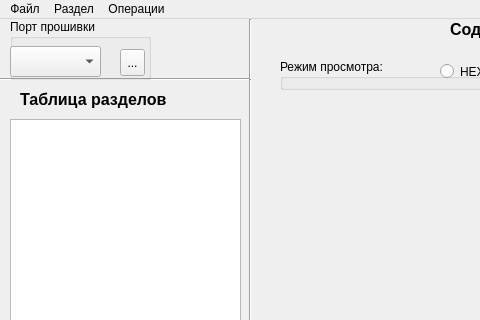
Old version of the form main.ui in the repository forth32/qhuaweiflash; both pictures show x 0 to 480 and y 0 to 320 of the 920 by 737 pixel window.
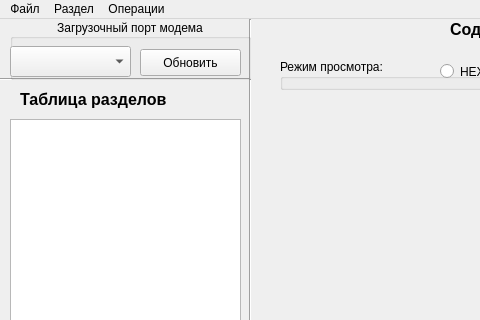
New version of the form. Icons and pictures are not drawn.

```diff
--- a/main.ui
+++ b/main.ui
@@ -170,24 +170,37 @@
      <rect>
       <x>10</x>
       <y>0</y>
-      <width>141</width>
+      <width>241</width>
       <height>61</height>
      </rect>
     </property>
     <property name="title">
-     <string>Порт прошивки</string>
+     <string>Загрузочный порт модема</string>
     </property>
+    <property name="alignment">
+     <set>Qt::AlignCenter</set>
+    </property>
+    <widget class="QComboBox" name="PortSelector">
+     <property name="geometry">
+      <rect>
+       <x>0</x>
+       <y>27</y>
+       <width>121</width>
+       <height>31</height>
+      </rect>
+     </property>
+    </widget>
     <widget class="QToolButton" name="RefreshPorts">
      <property name="geometry">
       <rect>
-       <x>110</x>
+       <x>130</x>
        <y>30</y>
-       <width>25</width>
+       <width>101</width>
        <height>27</height>
       </rect>
      </property>
      <property name="text">
-      <string>...</string>
+      <string>Обновить</string>
      </property>
      <property name="iconSize">
       <size>
@@ -196,16 +209,6 @@
       </size>
      </property>
     </widget>
-    <widget class="QComboBox" name="PortSelector">
-     <property name="geometry">
-      <rect>
-       <x>0</x>
-       <y>27</y>
-       <width>91</width>
-       <height>31</height>
-      </rect>
-     </property>
-    </widget>
    </widget>
    <widget class="QWidget" name="verticalLayoutWidget">
     <property name="geometry">
```
Left out of the diff: 16 changed lines with no effect on the pictures.
